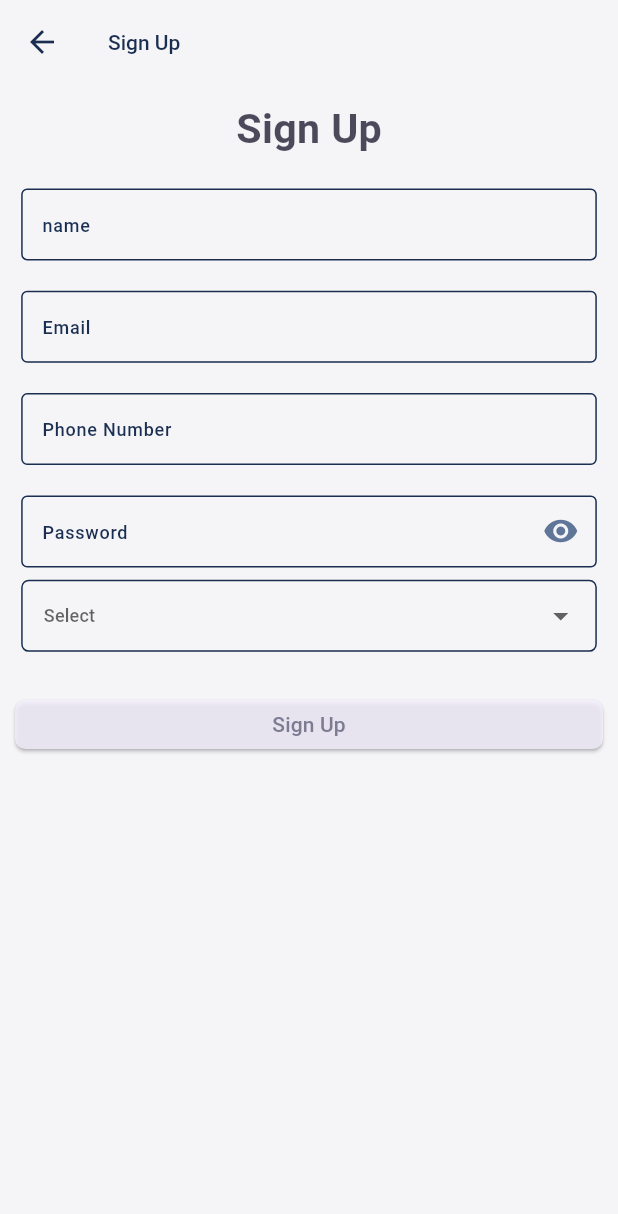
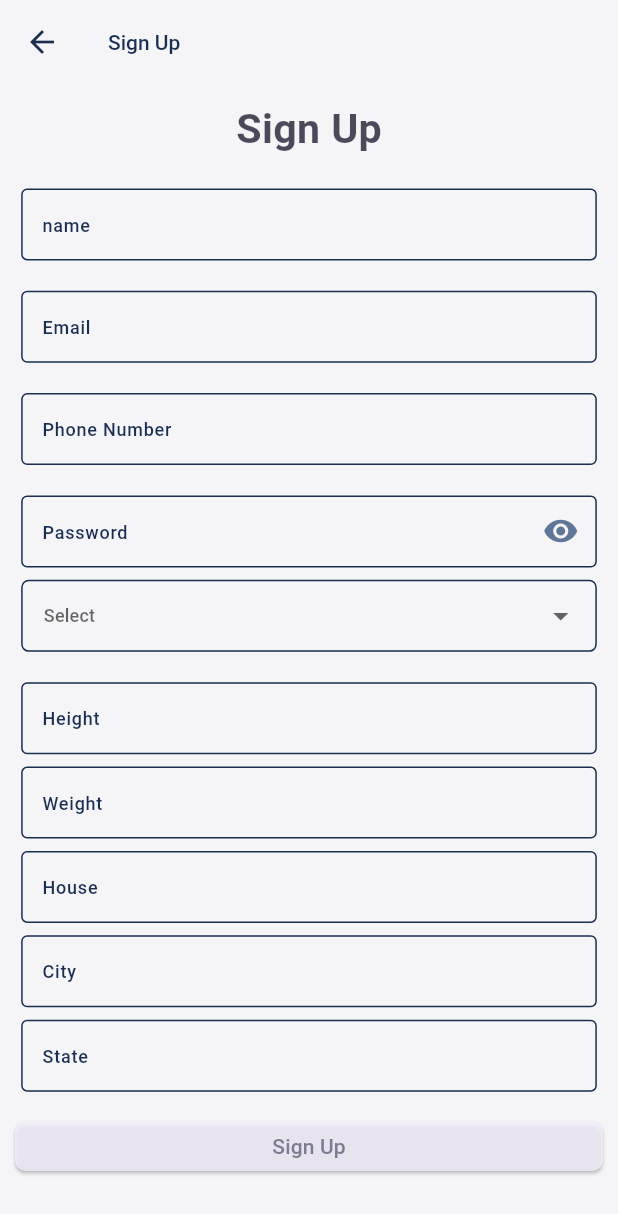
Before and after one commit to hiranmohanan/match-making-app-provider, a Flutter app: the SignUpPage screen opened by its route, on a phone screen of 412 x 824 dp. Shown: the top 1214 px of the screen. Run offline on Flutter 3.47's test engine with Material 3 defaults, Android fonts, the light colour scheme and no system bars; our stand-ins replace cloud_firestore, file_picker, firebase_auth, firebase_core, firebase_database, firebase_storage and 6 more; accounts and stored records are empty; Roboto replaces fonts that are missing (Montserrat, Poppins-Bold).

Commit message:
commit sign up ui changes

```diff
--- a/lib/constants/constants.dart
+++ b/lib/constants/constants.dart
@@ -1,11 +1,12 @@
-class Ks{
+class Ks {
   // Singup page
   static const String ksstring = "string";
-  static const String ksname="name";
+  static const String ksname = "name";
   static const String ksEnterName = "Please enter name";
   static const String ksEnterPhoneNumber = "Please enter the phone number";
   static const String ksPhoneNumber = "Phone Number";
-  static const String ksEnterValidPhoneNumber = "Please enter a valid phone number";
+  static const String ksEnterValidPhoneNumber =
+      "Please enter a valid phone number";
   static const String ksEnterValidEmail = "Please enter a valid email";
   static const String ksEnterEmail = "Please enter the email";
   static const String ksEmail = "Email";
@@ -15,14 +16,23 @@ class Ks{
   static const String ksBride = "Bride";
   static const String ksSelect = "Select";
   static const String ksPassword = "Password";
-  static const String ksPasswordLength = "Password should be atleast 8 characters";
+  static const String ksPasswordLength =
+      "Password should be atleast 8 characters";
   static const String ksEnterPassword = "Please enter the password";
+  static const String ksEnterHeight = "Enter Height";
+  static const String ksHeight = "Height";
+  static const String ksEnterWeight = "Enter Weight";
+  static const String ksWeight = "Weight";
+  static const String ksEnterHouse = "Enter House";
+  static const String ksHouse = "House";
+  static const String ksEnterCity = "Enter City";
+  static const String ksCity = "City";
+  static const String ksEnterState = "Enter State";
+  static const String ksState = "State";
   // login page
   static const String ksLogin = "Login";
   static const String ksAlreadyHaveAnAccount = "Sign Up";
   // Home Page
   static const String ksage = "Age";
   static const String ksweight = "Weight";
-
-
 }
--- a/lib/provider/firebase_profile_fetch_provider.dart
+++ b/lib/provider/firebase_profile_fetch_provider.dart
@@ -11,20 +11,22 @@ class ProfileFetchProvider extends ChangeNotifier {
   bool _isProfileFetched = false;
   bool _istextfalse = false;
   bool _changedone = false;
+  String? _fieldmessage;
 
-  final TextEditingController _nameController = TextEditingController();
-  final TextEditingController _heightController = TextEditingController();
-  final TextEditingController _weightController = TextEditingController();
-  final TextEditingController _houseController = TextEditingController();
-  final TextEditingController _cityController = TextEditingController();
-  final TextEditingController _stateController = TextEditingController();
-  final TextEditingController _familyController = TextEditingController();
+  final _nameController = TextEditingController();
+  final _heightController = TextEditingController();
+  final _weightController = TextEditingController();
+  final _houseController = TextEditingController();
+  final _cityController = TextEditingController();
+  final _stateController = TextEditingController();
+  final _familyController = TextEditingController();
 
   UserModel get userProfile => _userProfile;
   bool get isLoading => _isLoading;
   bool get isProfileFetched => _isProfileFetched;
   bool get istextfalse => _istextfalse;
   bool get changedone => _changedone;
+  String? get fieldmessage => _fieldmessage;
 
   TextEditingController get nameController => _nameController;
   TextEditingController get heightController => _heightController;
@@ -54,7 +56,16 @@ class ProfileFetchProvider extends ChangeNotifier {
     notifyListeners();
   }
 
-  void setprofilePic() {}
+  void setchnagesdon(bool value) {
+    _changedone = value;
+    notifyListeners();
+  }
+
+  void setfieldmessage(String message) {
+    _fieldmessage = message;
+    notifyListeners();
+  }
+
   void saveUserModel({
     String? name,
     String? email,
@@ -68,10 +79,9 @@ class ProfileFetchProvider extends ChangeNotifier {
     String? family,
   }) {
     _userProfile = UserModel(
-      uid: _userProfile.uid,
       name: name,
-      height: height,
-      weight: weight,
+      height: int.parse(height.toString()),
+      weight: int.parse(weight.toString()),
       house: house,
       city: city,
       state: state,
@@ -104,11 +114,12 @@ class ProfileFetchProvider extends ChangeNotifier {
     String? family,
   }) {
     if (name == null || name == 'null') {
-      _istextfalse = true;
+      setchnagesdon(true);
+      setfieldmessage('please enter a name');
     } else if (height == null || height == 'null') {
-      _istextfalse = true;
+      setchnagesdon(true);
+      setfieldmessage('please enter the height');
     } else if (weight == null || weight == 'null') {
-      _istextfalse = true;
     } else if (house == null || house == 'null') {
       _istextfalse = true;
     } else if (city == null || city == 'null') {
--- a/lib/provider/firebase_signup_provider.dart
+++ b/lib/provider/firebase_signup_provider.dart
@@ -24,6 +24,11 @@ class FirebaseSignupProvider extends ChangeNotifier {
   TextEditingController _passwordcontroller = TextEditingController();
   TextEditingController _namecontroller = TextEditingController();
   TextEditingController _phonecontroller = TextEditingController();
+  TextEditingController _heightcontroller = TextEditingController();
+  TextEditingController _weightcontroller = TextEditingController();
+  TextEditingController _housecontroller = TextEditingController();
+  TextEditingController _citycontroller = TextEditingController();
+  TextEditingController _statecontroller = TextEditingController();
   bool get isUserLoggedIn => _isUserLoggedIn;
   String get email => _email;
   String get password => _password;
@@ -38,6 +43,11 @@ class FirebaseSignupProvider extends ChangeNotifier {
   TextEditingController get passwordcontroller => _passwordcontroller;
   TextEditingController get namecontroller => _namecontroller;
   TextEditingController get phonecontroller => _phonecontroller;
+  TextEditingController get heightcontroller => _heightcontroller;
+  TextEditingController get weightcontroller => _weightcontroller;
+  TextEditingController get housecontroller => _housecontroller;
+  TextEditingController get statecontroller => _statecontroller;
+  TextEditingController get citycontroller => _citycontroller;
 
   void setUserLoggedIn(bool value) {
     _isUserLoggedIn = value;
--- a/lib/screens/signup/signuppage.dart
+++ b/lib/screens/signup/signuppage.dart
@@ -227,6 +227,106 @@ class SignUpPage extends StatelessWidget {
                               }),
                         ),
                       ),
+                      Padding(
+                        padding: EdgeInsets.all(vBox0),
+                        child: TextFormField(
+                          maxLines: 1,
+                          minLines: 1,
+                          autovalidateMode: AutovalidateMode.onUserInteraction,
+                          validator: (value) {
+                            if (value == null || value.isEmpty) {
+                              return Ks.ksEnterHeight;
+                            }
+                            return null;
+                          },
+                          controller: provider.heightcontroller,
+                          decoration: const InputDecoration(
+                            border: OutlineInputBorder(),
+                            hintText: Ks.ksHeight,
+                            labelText: Ks.ksHeight,
+                          ),
+                        ),
+                      ),
+                      Padding(
+                        padding: EdgeInsets.all(vBox0),
+                        child: TextFormField(
+                          maxLines: 1,
+                          minLines: 1,
+                          autovalidateMode: AutovalidateMode.onUserInteraction,
+                          validator: (value) {
+                            if (value == null || value.isEmpty) {
+                              return Ks.ksEnterWeight;
+                            }
+                            return null;
+                          },
+                          controller: provider.weightcontroller,
+                          decoration: const InputDecoration(
+                            border: OutlineInputBorder(),
+                            hintText: Ks.ksWeight,
+                            labelText: Ks.ksWeight,
+                          ),
+                        ),
+                      ),
+                      Padding(
+                        padding: EdgeInsets.all(vBox0),
+                        child: TextFormField(
+                          maxLines: 1,
+                          minLines: 1,
+                          autovalidateMode: AutovalidateMode.onUserInteraction,
+                          validator: (value) {
+                            if (value == null || value.isEmpty) {
+                              return Ks.ksEnterHouse;
+                            }
+                            return null;
+                          },
+                          controller: provider.housecontroller,
+                          decoration: const InputDecoration(
+                            border: OutlineInputBorder(),
+                            hintText: Ks.ksHouse,
+                            labelText: Ks.ksHouse,
+                          ),
+                        ),
+                      ),
+                      Padding(
+                        padding: EdgeInsets.all(vBox0),
+                        child: TextFormField(
+                          maxLines: 1,
+                          minLines: 1,
+                          autovalidateMode: AutovalidateMode.onUserInteraction,
+                          validator: (value) {
+                            if (value == null || value.isEmpty) {
+                              return Ks.ksEnterCity;
+                            }
+                            return null;
+                          },
+                          controller: provider.citycontroller,
+                          decoration: const InputDecoration(
+                            border: OutlineInputBorder(),
+                            hintText: Ks.ksCity,
+                            labelText: Ks.ksCity,
+                          ),
+                        ),
+                      ),
+                      Padding(
+                        padding: EdgeInsets.all(vBox0),
+                        child: TextFormField(
+                          maxLines: 1,
+                          minLines: 1,
+                          autovalidateMode: AutovalidateMode.onUserInteraction,
+                          validator: (value) {
+                            if (value == null || value.isEmpty) {
+                              return Ks.ksEnterState;
+                            }
+                            return null;
+                          },
+                          controller: provider.statecontroller,
+                          decoration: const InputDecoration(
+                            border: OutlineInputBorder(),
+                            hintText: Ks.ksState,
+                            labelText: Ks.ksState,
+                          ),
+                        ),
+                      ),
                       vSizedBox1,
                       ElevatedButton(
                         onPressed: () {
```
